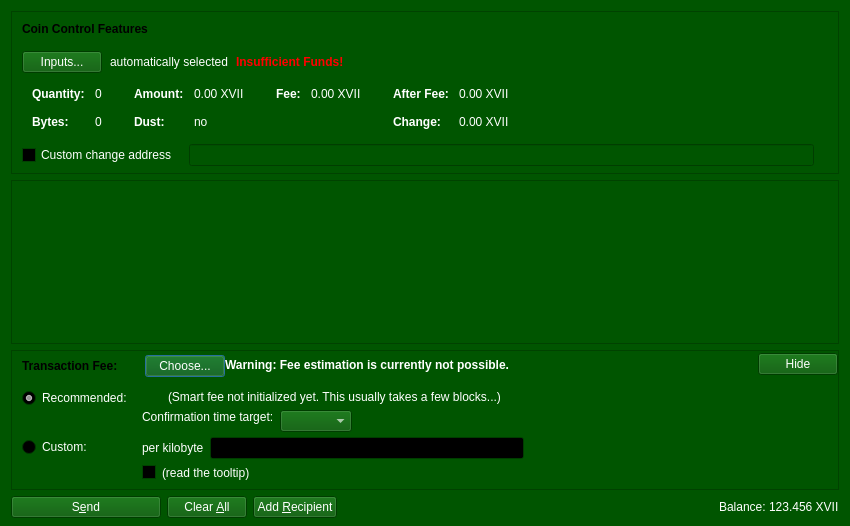
The window that src/qt/forms/sendcoinsdialog.ui (xviicoin-project/xviicoin) describes before a commit, drawn with Qt 5.
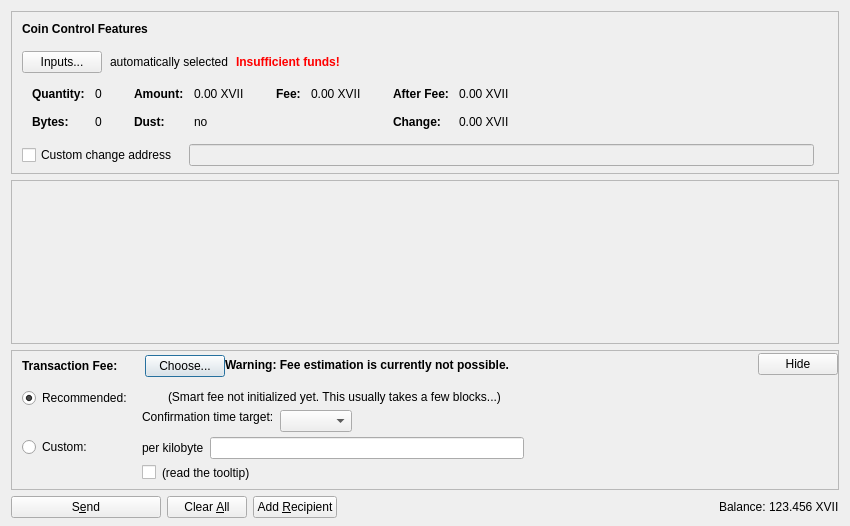
The same window after the commit. Icons and pictures are not drawn. Custom widgets are drawn as their Qt base class.

```diff
--- a/src/qt/forms/sendcoinsdialog.ui
+++ b/src/qt/forms/sendcoinsdialog.ui
@@ -10,448 +10,6 @@
     <height>526</height>
    </rect>
   </property>
-  <property name="palette">
-   <palette>
-    <active>
-     <colorrole role="WindowText">
-      <brush brushstyle="SolidPattern">
-       <color alpha="255">
-        <red>255</red>
-        <green>255</green>
-        <blue>255</blue>
-       </color>
-      </brush>
-     </colorrole>
-     <colorrole role="Button">
-      <brush brushstyle="SolidPattern">
-       <color alpha="255">
-        <red>0</red>
-        <green>85</green>
-        <blue>0</blue>
-       </color>
-      </brush>
-     </colorrole>
-     <colorrole role="Light">
-      <brush brushstyle="SolidPattern">
-       <color alpha="255">
-        <red>0</red>
-        <green>127</green>
-        <blue>0</blue>
-       </color>
-      </brush>
-     </colorrole>
-     <colorrole role="Midlight">
-      <brush brushstyle="SolidPattern">
-       <color alpha="255">
-        <red>0</red>
-        <green>106</green>
-        <blue>0</blue>
-       </color>
-      </brush>
-     </colorrole>
-     <colorrole role="Dark">
-      <brush brushstyle="SolidPattern">
-       <color alpha="255">
-        <red>0</red>
-        <green>42</green>
-        <blue>0</blue>
-       </color>
-      </brush>
-     </colorrole>
-     <colorrole role="Mid">
-      <brush brushstyle="SolidPattern">
-       <color alpha="255">
-        <red>0</red>
-        <green>56</green>
-        <blue>0</blue>
-       </color>
-      </brush>
-     </colorrole>
-     <colorrole role="Text">
-      <brush brushstyle="SolidPattern">
-       <color alpha="255">
-        <red>255</red>
-        <green>255</green>
-        <blue>255</blue>
-       </color>
-      </brush>
-     </colorrole>
-     <colorrole role="BrightText">
-      <brush brushstyle="SolidPattern">
-       <color alpha="255">
-        <red>255</red>
-        <green>255</green>
-        <blue>255</blue>
-       </color>
-      </brush>
-     </colorrole>
-     <colorrole role="ButtonText">
-      <brush brushstyle="SolidPattern">
-       <color alpha="255">
-        <red>255</red>
-        <green>255</green>
-        <blue>255</blue>
-       </color>
-      </brush>
-     </colorrole>
-     <colorrole role="Base">
-      <brush brushstyle="SolidPattern">
-       <color alpha="255">
-        <red>0</red>
-        <green>0</green>
-        <blue>0</blue>
-       </color>
-      </brush>
-     </colorrole>
-     <colorrole role="Window">
-      <brush brushstyle="SolidPattern">
-       <color alpha="255">
-        <red>0</red>
-        <green>85</green>
-        <blue>0</blue>
-       </color>
-      </brush>
-     </colorrole>
-     <colorrole role="Shadow">
-      <brush brushstyle="SolidPattern">
-       <color alpha="255">
-        <red>0</red>
-        <green>0</green>
-        <blue>0</blue>
-       </color>
-      </brush>
-     </colorrole>
-     <colorrole role="AlternateBase">
-      <brush brushstyle="SolidPattern">
-       <color alpha="255">
-        <red>0</red>
-        <green>42</green>
-        <blue>0</blue>
-       </color>
-      </brush>
-     </colorrole>
-     <colorrole role="ToolTipBase">
-      <brush brushstyle="SolidPattern">
-       <color alpha="255">
-        <red>255</red>
-        <green>255</green>
-        <blue>220</blue>
-       </color>
-      </brush>
-     </colorrole>
-     <colorrole role="ToolTipText">
-      <brush brushstyle="SolidPattern">
-       <color alpha="255">
-        <red>0</red>
-        <green>0</green>
-        <blue>0</blue>
-       </color>
-      </brush>
-     </colorrole>
-     <colorrole role="PlaceholderText">
-      <brush brushstyle="SolidPattern">
-       <color alpha="128">
-        <red>255</red>
-        <green>255</green>
-        <blue>255</blue>
-       </color>
-      </brush>
-     </colorrole>
-    </active>
-    <inactive>
-     <colorrole role="WindowText">
-      <brush brushstyle="SolidPattern">
-       <color alpha="255">
-        <red>255</red>
-        <green>255</green>
-        <blue>255</blue>
-       </color>
-      </brush>
-     </colorrole>
-     <colorrole role="Button">
-      <brush brushstyle="SolidPattern">
-       <color alpha="255">
-        <red>0</red>
-        <green>85</green>
-        <blue>0</blue>
-       </color>
-      </brush>
-     </colorrole>
-     <colorrole role="Light">
-      <brush brushstyle="SolidPattern">
-       <color alpha="255">
-        <red>0</red>
-        <green>127</green>
-        <blue>0</blue>
-       </color>
-      </brush>
-     </colorrole>
-     <colorrole role="Midlight">
-      <brush brushstyle="SolidPattern">
-       <color alpha="255">
-        <red>0</red>
-        <green>106</green>
-        <blue>0</blue>
-       </color>
-      </brush>
-     </colorrole>
-     <colorrole role="Dark">
-      <brush brushstyle="SolidPattern">
-       <color alpha="255">
-        <red>0</red>
-        <green>42</green>
-        <blue>0</blue>
-       </color>
-      </brush>
-     </colorrole>
-     <colorrole role="Mid">
-      <brush brushstyle="SolidPattern">
-       <color alpha="255">
-        <red>0</red>
-        <green>56</green>
-        <blue>0</blue>
-       </color>
-      </brush>
-     </colorrole>
-     <colorrole role="Text">
-      <brush brushstyle="SolidPattern">
-       <color alpha="255">
-        <red>255</red>
-        <green>255</green>
-        <blue>255</blue>
-       </color>
-      </brush>
-     </colorrole>
-     <colorrole role="BrightText">
-      <brush brushstyle="SolidPattern">
-       <color alpha="255">
-        <red>255</red>
-        <green>255</green>
-        <blue>255</blue>
-       </color>
-      </brush>
-     </colorrole>
-     <colorrole role="ButtonText">
-      <brush brushstyle="SolidPattern">
-       <color alpha="255">
-        <red>255</red>
-        <green>255</green>
-        <blue>255</blue>
-       </color>
-      </brush>
-     </colorrole>
-     <colorrole role="Base">
-      <brush brushstyle="SolidPattern">
-       <color alpha="255">
-        <red>0</red>
-        <green>0</green>
-        <blue>0</blue>
-       </color>
-      </brush>
-     </colorrole>
-     <colorrole role="Window">
-      <brush brushstyle="SolidPattern">
-       <color alpha="255">
-        <red>0</red>
-        <green>85</green>
-        <blue>0</blue>
-       </color>
-      </brush>
-     </colorrole>
-     <colorrole role="Shadow">
-      <brush brushstyle="SolidPattern">
-       <color alpha="255">
-        <red>0</red>
-        <green>0</green>
-        <blue>0</blue>
-       </color>
-      </brush>
-     </colorrole>
-     <colorrole role="AlternateBase">
-      <brush brushstyle="SolidPattern">
-       <color alpha="255">
-        <red>0</red>
-        <green>42</green>
-        <blue>0</blue>
-       </color>
-      </brush>
-     </colorrole>
-     <colorrole role="ToolTipBase">
-      <brush brushstyle="SolidPattern">
-       <color alpha="255">
-        <red>255</red>
-        <green>255</green>
-        <blue>220</blue>
-       </color>
-      </brush>
-     </colorrole>
-     <colorrole role="ToolTipText">
-      <brush brushstyle="SolidPattern">
-       <color alpha="255">
-        <red>0</red>
-        <green>0</green>
-        <blue>0</blue>
-       </color>
-      </brush>
-     </colorrole>
-     <colorrole role="PlaceholderText">
-      <brush brushstyle="SolidPattern">
-       <color alpha="128">
-        <red>255</red>
-        <green>255</green>
-        <blue>255</blue>
-       </color>
-      </brush>
-     </colorrole>
-    </inactive>
-    <disabled>
-     <colorrole role="WindowText">
-      <brush brushstyle="SolidPattern">
-       <color alpha="255">
-        <red>0</red>
-        <green>42</green>
-        <blue>0</blue>
-       </color>
-      </brush>
-     </colorrole>
-     <colorrole role="Button">
-      <brush brushstyle="SolidPattern">
-       <color alpha="255">
-        <red>0</red>
-        <green>85</green>
-        <blue>0</blue>
-       </color>
-      </brush>
-     </colorrole>
-     <colorrole role="Light">
-      <brush brushstyle="SolidPattern">
-       <color alpha="255">
-        <red>0</red>
-        <green>127</green>
-        <blue>0</blue>
-       </color>
-      </brush>
-     </colorrole>
-     <colorrole role="Midlight">
-      <brush brushstyle="SolidPattern">
-       <color alpha="255">
-        <red>0</red>
-        <green>106</green>
-        <blue>0</blue>
-       </color>
-      </brush>
-     </colorrole>
-     <colorrole role="Dark">
-      <brush brushstyle="SolidPattern">
-       <color alpha="255">
-        <red>0</red>
-        <green>42</green>
-        <blue>0</blue>
-       </color>
-      </brush>
-     </colorrole>
-     <colorrole role="Mid">
-      <brush brushstyle="SolidPattern">
-       <color alpha="255">
-        <red>0</red>
-        <green>56</green>
-        <blue>0</blue>
-       </color>
-      </brush>
-     </colorrole>
-     <colorrole role="Text">
-      <brush brushstyle="SolidPattern">
-       <color alpha="255">
-        <red>0</red>
-        <green>42</green>
-        <blue>0</blue>
-       </color>
-      </brush>
-     </colorrole>
-     <colorrole role="BrightText">
-      <brush brushstyle="SolidPattern">
-       <color alpha="255">
-        <red>255</red>
-        <green>255</green>
-        <blue>255</blue>
-       </color>
-      </brush>
-     </colorrole>
-     <colorrole role="ButtonText">
-      <brush brushstyle="SolidPattern">
-       <color alpha="255">
-        <red>0</red>
-        <green>42</green>
-        <blue>0</blue>
-       </color>
-      </brush>
-     </colorrole>
-     <colorrole role="Base">
-      <brush brushstyle="SolidPattern">
-       <color alpha="255">
-        <red>0</red>
-        <green>85</green>
-        <blue>0</blue>
-       </color>
-      </brush>
-     </colorrole>
-     <colorrole role="Window">
-      <brush brushstyle="SolidPattern">
-       <color alpha="255">
-        <red>0</red>
-        <green>85</green>
-        <blue>0</blue>
-       </color>
-      </brush>
-     </colorrole>
-     <colorrole role="Shadow">
-      <brush brushstyle="SolidPattern">
-       <color alpha="255">
-        <red>0</red>
-        <green>0</green>
-        <blue>0</blue>
-       </color>
-      </brush>
-     </colorrole>
-     <colorrole role="AlternateBase">
-      <brush brushstyle="SolidPattern">
-       <color alpha="255">
-        <red>0</red>
-        <green>85</green>
-        <blue>0</blue>
-       </color>
-      </brush>
-     </colorrole>
-     <colorrole role="ToolTipBase">
-      <brush brushstyle="SolidPattern">
-       <color alpha="255">
-        <red>255</red>
-        <green>255</green>
-        <blue>220</blue>
-       </color>
-      </brush>
-     </colorrole>
-     <colorrole role="ToolTipText">
-      <brush brushstyle="SolidPattern">
-       <color alpha="255">
-        <red>0</red>
-        <green>0</green>
-        <blue>0</blue>
-       </color>
-      </brush>
-     </colorrole>
-     <colorrole role="PlaceholderText">
-      <brush brushstyle="SolidPattern">
-       <color alpha="128">
-        <red>255</red>
-        <green>255</green>
-        <blue>255</blue>
-       </color>
-      </brush>
-     </colorrole>
-    </disabled>
-   </palette>
-  </property>
   <property name="windowTitle">
    <string>Send Coins</string>
   </property>
@@ -568,124 +126,6 @@
           </item>
           <item>
            <widget class="QLabel" name="labelCoinControlInsuffFunds">
-            <property name="palette">
-             <palette>
-              <active>
-               <colorrole role="WindowText">
-                <brush brushstyle="SolidPattern">
-                 <color alpha="255">
-                  <red>255</red>
-                  <green>0</green>
-                  <blue>0</blue>
-                 </color>
-                </brush>
-               </colorrole>
-               <colorrole role="Text">
-                <brush brushstyle="SolidPattern">
-                 <color alpha="255">
-                  <red>255</red>
-                  <green>0</green>
-                  <blue>0</blue>
-                 </color>
-                </brush>
-               </colorrole>
-               <colorrole role="ButtonText">
-                <brush brushstyle="SolidPattern">
-                 <color alpha="255">
-                  <red>255</red>
-                  <green>0</green>
-                  <blue>0</blue>
-                 </color>
-                </brush>
-               </colorrole>
-               <colorrole role="PlaceholderText">
-                <brush brushstyle="SolidPattern">
-                 <color alpha="128">
-                  <red>170</red>
-                  <green>255</green>
-                  <blue>0</blue>
-                 </color>
-                </brush>
-               </colorrole>
-              </active>
-              <inactive>
-               <colorrole role="WindowText">
-                <brush brushstyle="SolidPattern">
-                 <color alpha="255">
-                  <red>255</red>
-                  <green>0</green>
-                  <blue>0</blue>
-                 </color>
-                </brush>
-               </colorrole>
-               <colorrole role="Text">
-                <brush brushstyle="SolidPattern">
-                 <color alpha="255">
-                  <red>255</red>
-                  <green>0</green>
-                  <blue>0</blue>
-                 </color>
-                </brush>
-               </colorrole>
-               <colorrole role="ButtonText">
-                <brush brushstyle="SolidPattern">
-                 <color alpha="255">
-                  <red>255</red>
-                  <green>0</green>
-                  <blue>0</blue>
-                 </color>
-                </brush>
-               </colorrole>
-               <colorrole role="PlaceholderText">
-                <brush brushstyle="SolidPattern">
-                 <color alpha="128">
-                  <red>170</red>
-                  <green>255</green>
-                  <blue>0</blue>
-                 </color>
-                </brush>
-               </colorrole>
-              </inactive>
-              <disabled>
-               <colorrole role="WindowText">
-                <brush brushstyle="SolidPattern">
-                 <color alpha="255">
-                  <red>255</red>
-                  <green>0</green>
-                  <blue>0</blue>
-                 </color>
-                </brush>
-               </colorrole>
-               <colorrole role="Text">
-                <brush brushstyle="SolidPattern">
-                 <color alpha="255">
-                  <red>255</red>
-                  <green>0</green>
-                  <blue>0</blue>
-                 </color>
-                </brush>
-               </colorrole>
-               <colorrole role="ButtonText">
-                <brush brushstyle="SolidPattern">
-                 <color alpha="255">
-                  <red>255</red>
-                  <green>0</green>
-                  <blue>0</blue>
-                 </color>
-                </brush>
-               </colorrole>
-               <colorrole role="PlaceholderText">
-                <brush brushstyle="SolidPattern">
-                 <color alpha="128">
-                  <red>255</red>
-                  <green>0</green>
-                  <blue>0</blue>
-                 </color>
-                </brush>
-               </colorrole>
-              </disabled>
-             </palette>
-            </property>
             <property name="font">
              <font>
               <weight>75</weight>
@@ -696,7 +136,7 @@
              <string notr="true">color:red;font-weight:bold;</string>
             </property>
             <property name="text">
-             <string>Insufficient Funds!</string>
+             <string>Insufficient funds!</string>
             </property>
             <property name="margin">
              <number>5</number>
@@ -1148,7 +588,7 @@
         <x>0</x>
         <y>0</y>
         <width>830</width>
-        <height>119</height>
+        <height>104</height>
        </rect>
       </property>
       <layout class="QVBoxLayout" name="verticalLayout_2" stretch="0,1">
```
Left out of the diff: 18 changed lines with no effect on the pictures.
